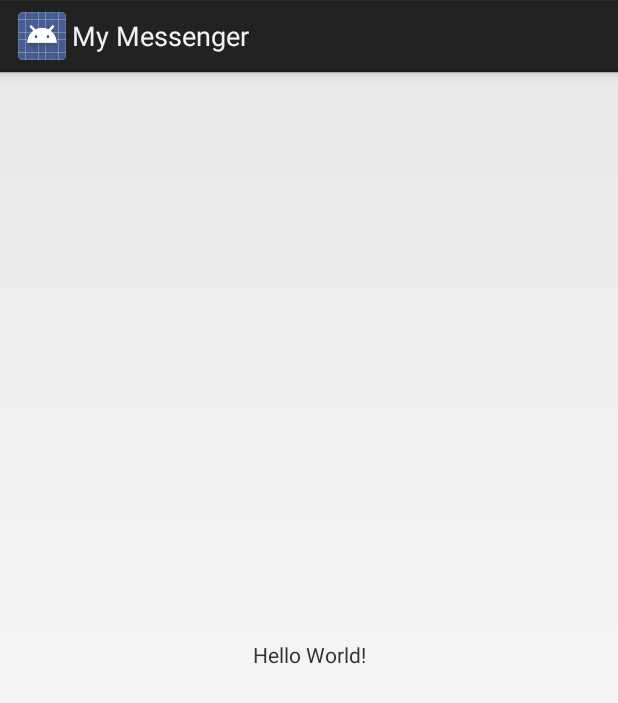
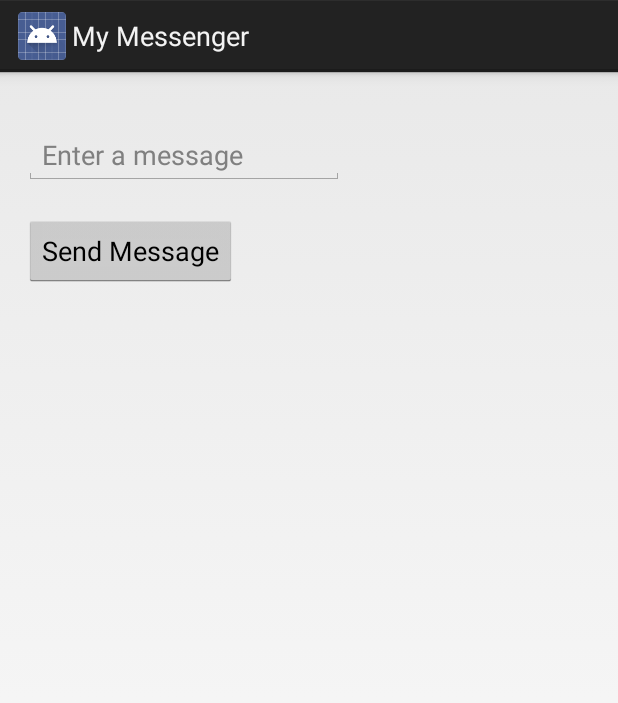
Before and after one commit to PerLinus/MyMessenger, an Android app: the screen it shows after launch (CreateMessageActivity), on a phone screen of 412 x 824 dp. Shown: the top 703 px of the screen. Run offline under Robolectric (Android 15) with nearby library versions, the phone set to English and light mode, and no system bars.

```diff
--- a/app/src/main/AndroidManifest.xml
+++ b/app/src/main/AndroidManifest.xml
@@ -16,6 +16,7 @@
                 <category android:name="android.intent.category.LAUNCHER" />
             </intent-filter>
         </activity>
+        <activity android:name=".ReceiveMessageActivity"></activity>
     </application>
 
 </manifest>
--- a/app/src/main/res/layout/activity_create_message.xml
+++ b/app/src/main/res/layout/activity_create_message.xml
@@ -1,18 +1,28 @@
 <?xml version="1.0" encoding="utf-8"?>
-<android.support.constraint.ConstraintLayout xmlns:android="http://schemas.android.com/apk/res/android"
-    xmlns:app="http://schemas.android.com/apk/res-auto"
+
+<LinearLayout
+    xmlns:android="http://schemas.android.com/apk/res/android"
     xmlns:tools="http://schemas.android.com/tools"
     android:layout_width="match_parent"
     android:layout_height="match_parent"
+    android:padding="16dp"
+    android:orientation="vertical"
     tools:context="com.nilsson83gmail.linus.mymessenger.CreateMessageActivity">
 
-    <TextView
+    <EditText
+        android:id="@+id/message"
         android:layout_width="wrap_content"
         android:layout_height="wrap_content"
-        android:text="Hello World!"
-        app:layout_constraintBottom_toBottomOf="parent"
-        app:layout_constraintLeft_toLeftOf="parent"
-        app:layout_constraintRight_toRightOf="parent"
-        app:layout_constraintTop_toTopOf="parent" />
+        android:layout_marginTop="20dp"
+        android:hint="@string/hint"
+        android:ems="10" />
 
-</android.support.constraint.ConstraintLayout>
+    <Button
+        android:id="@+id/send"
+        android:layout_width="wrap_content"
+        android:layout_height="wrap_content"
+        android:layout_marginTop="20dp"
+        android:onClick="onSendMessage"
+        android:text="@string/send" />
+
+</LinearLayout>
--- a/app/src/main/res/values/strings.xml
+++ b/app/src/main/res/values/strings.xml
@@ -1,3 +1,5 @@
 <resources>
     <string name="app_name">My Messenger</string>
+    <string name="send">Send Message</string>
+    <string name="hint">Enter a message</string>
 </resources>
```
Also changed, not shown: app/src/main/java/com/nilsson83gmail/linus/mymessenger/CreateMessageActivity.java (+7 -0 lines), app/src/main/java/com/nilsson83gmail/linus/mymessenger/ReceiveMessageActivity.java (added, +13 -0 lines), app/src/main/res/layout/activity_receive_message.xml (added, +17 -0 lines).
